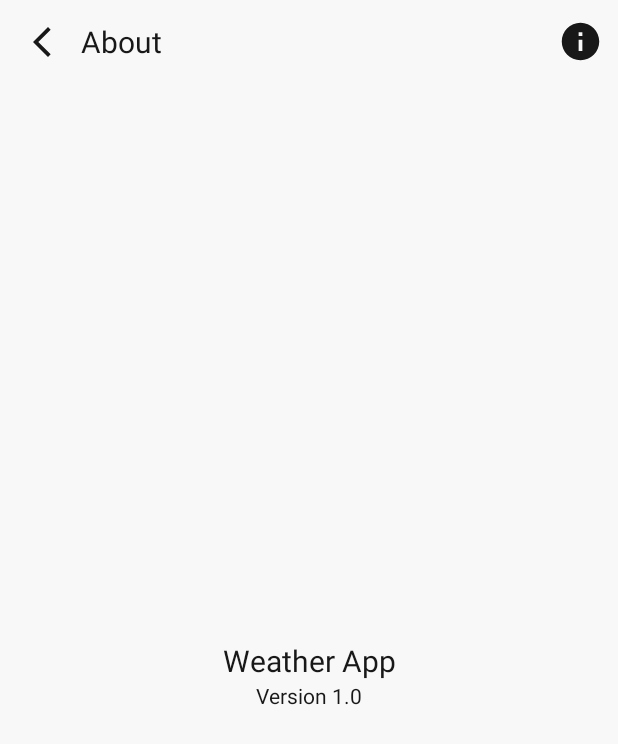
After one commit to vmusatov/WeatherApp, an Android app: the fragment AboutFragment placed in its activity, on a phone screen of 412 x 824 dp. The commit adds this screen. Shown: the top 744 px of the screen. Run offline under Robolectric (Android 15) with nearby library versions, the phone set to English and light mode, and no system bars; our stand-ins replace Dagger/Hilt's generated code, Picasso, Room's generated code, RxJava; pictures from the network do not load.

Commit message:
screen About

```diff
--- a/app/src/main/java/com/example/weatherapp/ui/MainActivity.kt
+++ b/app/src/main/java/com/example/weatherapp/ui/MainActivity.kt
@@ -9,6 +9,7 @@ import androidx.core.graphics.drawable.DrawableCompat
 import androidx.fragment.app.Fragment
 import com.example.weatherapp.R
 import com.example.weatherapp.databinding.ActivityMainBinding
+import com.example.weatherapp.ui.about.AboutFragment
 import com.example.weatherapp.ui.home.HomeFragment
 import com.example.weatherapp.ui.locations.AddLocationFragment
 import com.example.weatherapp.ui.locations.ManageLocationsFragment
@@ -49,6 +50,10 @@ class MainActivity : AppCompatActivity(), Navigator {
 
     override fun goToAddLocation() {
         launchFragment(AddLocationFragment())
+    }
+
+    override fun goToAbout() {
+        launchFragment(AboutFragment())
     }
 
     override fun setToolbarTitle(title: String) {
--- a/app/src/main/java/com/example/weatherapp/ui/Navigator.kt
+++ b/app/src/main/java/com/example/weatherapp/ui/Navigator.kt
@@ -16,6 +16,8 @@ interface Navigator {
 
     fun goToAddLocation()
 
+    fun goToAbout()
+
     fun setToolbarTitle(title: String)
 
     fun setToolbarAction(action: ToolbarAction)
--- /dev/null
+++ b/app/src/main/java/com/example/weatherapp/ui/about/AboutFragment.kt
@@ -0,0 +1,55 @@
+package com.example.weatherapp.ui.about
+
+import android.content.Intent
+import android.net.Uri
+import android.os.Bundle
+import android.provider.Settings
+import android.view.LayoutInflater
+import android.view.View
+import android.view.ViewGroup
+import androidx.fragment.app.Fragment
+import com.example.weatherapp.BuildConfig
+import com.example.weatherapp.R
+import com.example.weatherapp.databinding.FragmentAboutBinding
+import com.example.weatherapp.ui.ToolbarAction
+import com.example.weatherapp.ui.navigator
+
+class AboutFragment : Fragment() {
+
+    private lateinit var binding: FragmentAboutBinding
+
+    override fun onCreateView(
+        inflater: LayoutInflater,
+        container: ViewGroup?,
+        savedInstanceState: Bundle?
+    ): View {
+        binding = FragmentAboutBinding.inflate(inflater, container, false)
+
+        setupToolbar()
+
+        binding.title.text = getString(R.string.app_name)
+        binding.version.text = getString(R.string.app_version, BuildConfig.VERSION_NAME)
+
+        return binding.root
+    }
+
+    private fun setupToolbar() {
+        navigator().setToolbarTitle(requireContext().getString(R.string.about))
+        navigator().setToolbarAction(
+            ToolbarAction(
+                iconRes = R.drawable.ic_arrow_back,
+                onAction = { navigator().goBack() }
+            )
+        )
+        navigator().setToolbarRightAction(
+            ToolbarAction(
+                iconRes = R.drawable.ic_info,
+                onAction = {
+                    val intent = Intent(Settings.ACTION_APPLICATION_DETAILS_SETTINGS)
+                    intent.data = Uri.parse("package:" + requireContext().packageName)
+                    startActivity(intent)
+                }
+            )
+        )
+    }
+}
--- a/app/src/main/java/com/example/weatherapp/ui/settings/SettingsFragment.kt
+++ b/app/src/main/java/com/example/weatherapp/ui/settings/SettingsFragment.kt
@@ -35,6 +35,7 @@ class SettingsFragment : Fragment(), PopupMenu.OnMenuItemClickListener {
 
     private lateinit var selectedUnit: TextView
     private lateinit var tempUnitBlock: LinearLayout
+    private lateinit var about: TextView
 
     override fun onAttach(context: Context) {
         context.appComponent.inject(this)
@@ -58,6 +59,7 @@ class SettingsFragment : Fragment(), PopupMenu.OnMenuItemClickListener {
     private fun setupFields() {
         selectedUnit = binding.selectedUnit
         tempUnitBlock = binding.tempUnitBlock
+        about = binding.about
     }
 
     private fun setupUi() {
@@ -69,6 +71,7 @@ class SettingsFragment : Fragment(), PopupMenu.OnMenuItemClickListener {
                 homeViewModel.getTempUnit().unitName
             )
         }
+        about.setOnClickListener { navigator().goToAbout() }
     }
 
     private fun showPopup(view: View, @MenuRes menuRes: Int, selectedItem: String? = null) {
--- /dev/null
+++ b/app/src/main/res/drawable/ic_info.xml
@@ -0,0 +1,10 @@
+<vector xmlns:android="http://schemas.android.com/apk/res/android"
+    android:width="30dp"
+    android:height="30dp"
+    android:tint="?attr/colorSecondary"
+    android:viewportWidth="24"
+    android:viewportHeight="24">
+    <path
+        android:fillColor="@android:color/white"
+        android:pathData="M12,2C6.48,2 2,6.48 2,12s4.48,10 10,10 10,-4.48 10,-10S17.52,2 12,2zM13,17h-2v-6h2v6zM13,9h-2L11,7h2v2z" />
+</vector>
--- /dev/null
+++ b/app/src/main/res/layout/fragment_about.xml
@@ -0,0 +1,26 @@
+<?xml version="1.0" encoding="utf-8"?>
+<androidx.constraintlayout.widget.ConstraintLayout xmlns:android="http://schemas.android.com/apk/res/android"
+    xmlns:app="http://schemas.android.com/apk/res-auto"
+    android:layout_width="match_parent"
+    android:layout_height="match_parent"
+    android:background="?attr/colorPrimary">
+
+    <TextView
+        android:id="@+id/title"
+        android:layout_width="wrap_content"
+        android:layout_height="wrap_content"
+        android:textSize="@dimen/normal_text"
+        app:layout_constraintBottom_toBottomOf="parent"
+        app:layout_constraintEnd_toEndOf="parent"
+        app:layout_constraintStart_toStartOf="parent"
+        app:layout_constraintTop_toTopOf="parent" />
+
+    <TextView
+        android:id="@+id/version"
+        android:layout_width="wrap_content"
+        android:layout_height="wrap_content"
+        app:layout_constraintEnd_toEndOf="parent"
+        app:layout_constraintStart_toStartOf="parent"
+        app:layout_constraintTop_toBottomOf="@+id/title" />
+
+</androidx.constraintlayout.widget.ConstraintLayout>
--- a/app/src/main/res/layout/fragment_settings.xml
+++ b/app/src/main/res/layout/fragment_settings.xml
@@ -62,10 +62,10 @@
     </LinearLayout>
 
     <TextView
+        android:id="@+id/about"
         style="@style/formContentBlock"
         android:layout_width="match_parent"
         android:layout_height="wrap_content"
-        android:padding="@dimen/app_padding"
         android:text="@string/about_the_app"
         android:textSize="@dimen/normal_text" />
 </LinearLayout>
--- a/app/src/main/res/values/strings.xml
+++ b/app/src/main/res/values/strings.xml
@@ -6,6 +6,7 @@
     <string name="mbar">%1$d mbar</string>
     <string name="feels_like">Feels like: %1$d°</string>
     <string name="updated_at">updated %1$s</string>
+    <string name="app_version">Version %1$s</string>
 
     <string name="sunday">Sunday</string>
     <string name="monday">Monday</string>
```
